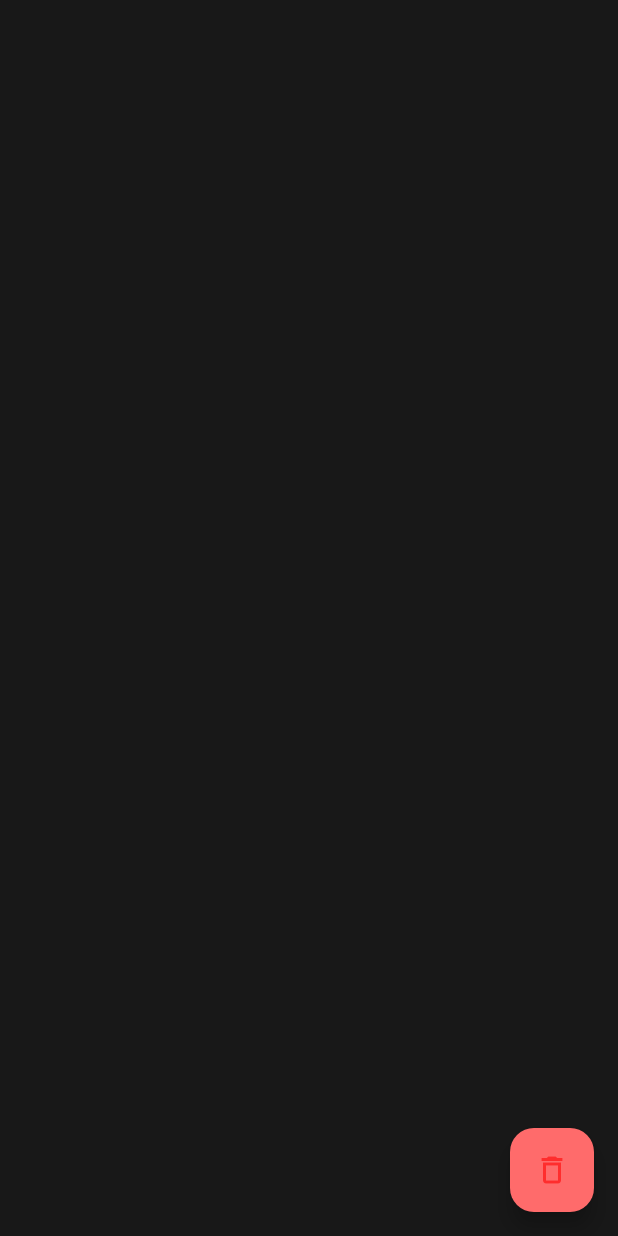
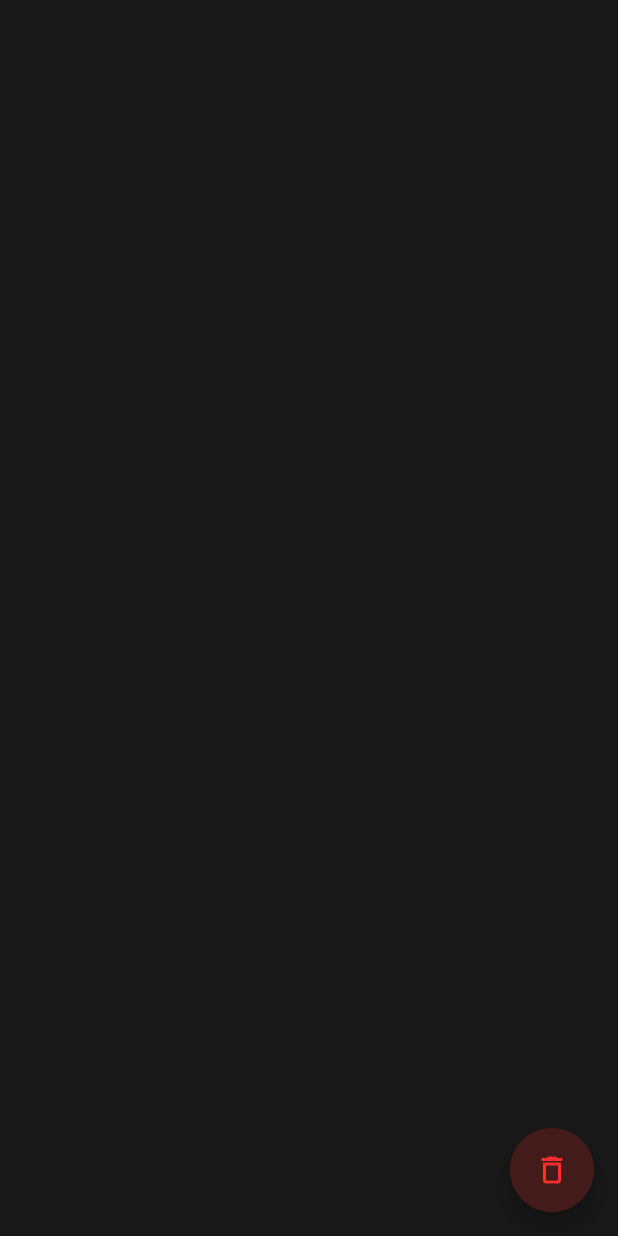
Before and after one commit to saurabhkumar-sk/todo_application, a Flutter app: the CompleteScreen screen opened directly, on a phone screen of 412 x 824 dp. Run offline on Flutter 3.47's test engine with Material 2 defaults, Android fonts, the phone set to English and light mode, and no system bars.

Commit message:
edit and add some condition in complete screen

```diff
--- a/lib/provider/todo_provider.dart
+++ b/lib/provider/todo_provider.dart
@@ -2,20 +2,23 @@ import 'package:flutter/material.dart';
 import 'package:todo/models/todo_model.dart';
 
 class TodoProvider extends ChangeNotifier {
-  final tasks = [
-    // TodoModel(
-    //   todoText: 'Morning Exercise',
-    //   isDone: false,
-    // ),
+  final tasks = <TodoModel>[
+    TodoModel(
+      todoText: 'Morning Exercise',
+      isDone: false,
+    ),
     // TodoModel(
     //   todoText: 'todoText',
     //   isDone: false,
     // ),
     // TodoModel(
     //   todoText: 'todoText12',
-    //   isDone: false,
+    //   isDone: true,
     // ),
   ];
+
+  List<TodoModel> get completedTask =>
+      tasks.where((element) => element.isDone).toList();
 
   void addTask(TodoModel value) {
     tasks.add(value);
--- a/lib/screens/complete_screen.dart
+++ b/lib/screens/complete_screen.dart
@@ -24,25 +24,42 @@ class _CompleteScreenState extends State<CompleteScreen> {
 
   @override
   Widget build(BuildContext context) {
+    final completedTasks = context.select((TodoProvider value) => value);
     return Scaffold(
       backgroundColor: const Color.fromRGBO(24, 24, 24, 1),
-      floatingActionButton: Selector<TodoProvider, List>(
-        selector: (p0, p1) => p1.tasks,
-        builder: (context, value, child) => Stack(
+      floatingActionButton: Stack(
         children: [
-            value.isEmpty
-                ? FloatingActionButton(
-                    backgroundColor: const Color.fromRGBO(255, 107, 107, 1),
+          if (completedTasks.tasks.isNotEmpty)
+            FloatingActionButton(
+              backgroundColor: const Color.fromARGB(255, 67, 27, 27),
+              shape: const CircleBorder(
+                side: BorderSide(
+                  color: Color.fromARGB(255, 67, 27, 27),
+                  width: 2,
+                ),
+              ),
               onPressed: () {
-                      provider.removeTask(provider.tasks.length);
+                provider.tasks.clear();
+                setState(() {});
               },
-                    child: const Icon(
-                      Icons.delete_outline,
-                      color: Color.fromRGBO(255, 45, 45, 1),
+              child: const Icon(Icons.delete_outlined,
+                  color: Color.fromRGBO(255, 45, 45, 1)),
+            )
+          else
+            Center(
+              child: Padding(
+                padding: const EdgeInsets.only(left: 45.0),
+                child: Column(
+                  mainAxisAlignment: MainAxisAlignment.center,
+                  children: [
+                    FloatingActionButton(
+                      backgroundColor: const Color.fromARGB(255, 51, 51, 87),
+                      shape: const CircleBorder(
+                        side: BorderSide(
+                          color: Color.fromARGB(255, 51, 51, 87),
+                          width: 2,
                         ),
-                  )
-                : FloatingActionButton(
-                    backgroundColor: const Color.fromARGB(255, 102, 101, 102),
+                      ),
                       onPressed: () {
                         showModalBottomSheet(
                           backgroundColor: const Color.fromRGBO(24, 24, 24, 1),
@@ -67,7 +84,7 @@ class _CompleteScreenState extends State<CompleteScreen> {
                                     hintStyle: TextStyle(color: Colors.grey),
                                     border: UnderlineInputBorder(
                                       borderRadius: BorderRadius.all(
-                                      Radius.circular(50),
+                                        Radius.circular(12),
                                       ),
                                     ),
                                     hintText: 'Enter Your Task',
@@ -81,8 +98,8 @@ class _CompleteScreenState extends State<CompleteScreen> {
                                     const EdgeInsets.symmetric(vertical: 50.0),
                                 child: FloatingActionButton.extended(
                                   onPressed: () {
-                                  provider.addTask(
-                                      TodoModel(todoText: textController.text));
+                                    provider.addTask(TodoModel(
+                                        todoText: textController.text));
                                     textController.clear();
                                     Navigator.pop(context);
                                   },
@@ -100,35 +117,38 @@ class _CompleteScreenState extends State<CompleteScreen> {
                       },
                       child: const Icon(
                         Icons.add_circle_outline_sharp,
+                        color: Color.fromARGB(255, 106, 52, 243),
+                      ),
+                    ),
+                    const Padding(
+                      padding: EdgeInsets.only(top: 8.0),
+                      child: Text(
+                        'Click To Add',
+                        style: TextStyle(
+                            color: Color.fromRGBO(62, 62, 62, 1),
+                            fontWeight: FontWeight.w700),
+                      ),
+                    )
+                  ],
+                ),
               ),
             ),
         ],
       ),
-      ),
       body: Selector<TodoProvider, List>(
         selector: (p0, p1) => p1.tasks,
-        builder: (context, complete, child) => Column(
-          children: [
-            Column(
-              mainAxisAlignment: MainAxisAlignment.end,
-              children: [
-                Selector<TodoProvider, List>(
-                  selector: (p0, p1) => p1.tasks,
-                  builder: (context, todosList, child) => ListView.builder(
+        builder: (context, task, child) => ListView.builder(
           shrinkWrap: true,
-                    itemCount: provider.tasks.length,
+          itemCount: completedTasks.completedTask.length,
           itemBuilder: (BuildContext context, int index) {
             return Padding(
-                        padding: const EdgeInsets.symmetric(
-                          horizontal: 16,
-                          vertical: 10,
-                        ),
-                        child: todosList[index].isDone
+              padding: const EdgeInsets.only(left: 16, right: 16, top: 16),
+              child: completedTasks.completedTask[index].isDone
                   ? ListTile(
                       shape: RoundedRectangleBorder(
                         borderRadius: BorderRadius.circular(10),
                       ),
-                                tileColor: const Color.fromRGBO(97, 94, 255, 1),
+                      tileColor: const Color.fromRGBO(97, 94, 255, 0.12),
                       onTap: () {
                         showModalBottomSheet(
                           context: context,
@@ -138,7 +158,7 @@ class _CompleteScreenState extends State<CompleteScreen> {
                             child: Padding(
                               padding: const EdgeInsets.all(8.0),
                               child: Text(
-                                          todosList[index].todoText,
+                                task[index].todoText,
                                 style: const TextStyle(
                                   fontSize: 20,
                                   fontWeight: FontWeight.bold,
@@ -149,19 +169,22 @@ class _CompleteScreenState extends State<CompleteScreen> {
                         );
                       },
                       title: Text(
-                                  todosList[index].todoText,
+                        task[index].todoText,
                         style: const TextStyle(
                             color: Colors.white,
                             decoration: TextDecoration.lineThrough,
                             decorationColor: Colors.white),
                       ),
                       trailing: IconButton(
-                                  icon: todosList[index].isDone
-                                      ? const Icon(Icons.check_box_outlined)
-                                      : const Icon(Icons
-                                          .check_box_outline_blank_outlined),
+                        icon: task[index].isDone
+                            ? const Icon(
+                                Icons.check_box_outlined,
+                                color: Color.fromRGBO(97, 93, 255, 1),
+                              )
+                            : const Icon(
+                                Icons.check_box_outline_blank_outlined),
                         onPressed: () {
-                                    provider.toggleTask(todosList[index]);
+                          provider.toggleTask(task[index]);
                           setState(() {});
                         },
                       ),
@@ -171,11 +194,6 @@ class _CompleteScreenState extends State<CompleteScreen> {
           },
         ),
       ),
-              ],
-            ),
-          ],
-        ),
-      ),
     );
   }
 }
```
Also changed, not shown: lib/screens/due_task_screen.dart (+39 -18 lines). Lines whose indentation alone changed are shown as unchanged.
